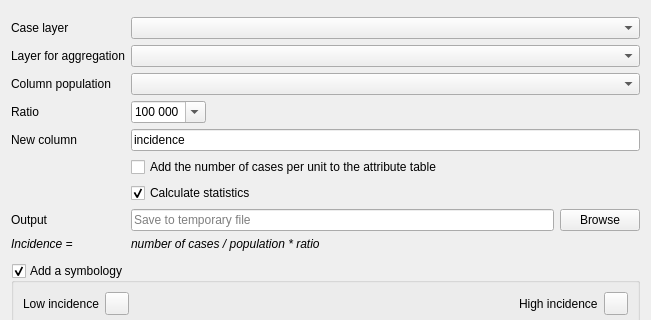
Qt form ui/analysis/incidence.ui (Gustry/GeoHealth) before a commit; both pictures show x 0 to 651 and y 0 to 320 of the 651 by 748 pixel window.
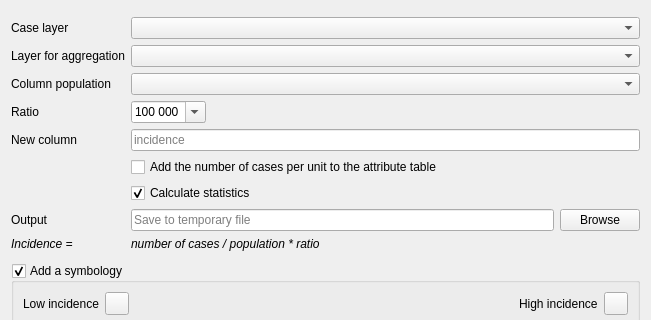
The same form after that commit. Custom widgets are drawn as their Qt base class.

Commit message: fix 10 chars in field name density/incidence

Diff of the .ui file:
```diff
--- a/ui/analysis/incidence.ui
+++ b/ui/analysis/incidence.ui
@@ -124,8 +124,11 @@
      </item>
      <item row="4" column="1">
       <widget class="QLineEdit" name="le_new_column">
-       <property name="text">
-        <string notr="true">incidence</string>
+       <property name="maxLength">
+        <number>10</number>
+       </property>
+       <property name="placeholderText">
+        <string>incidence</string>
        </property>
       </widget>
      </item>
```
The commit also changes 3 other files.
